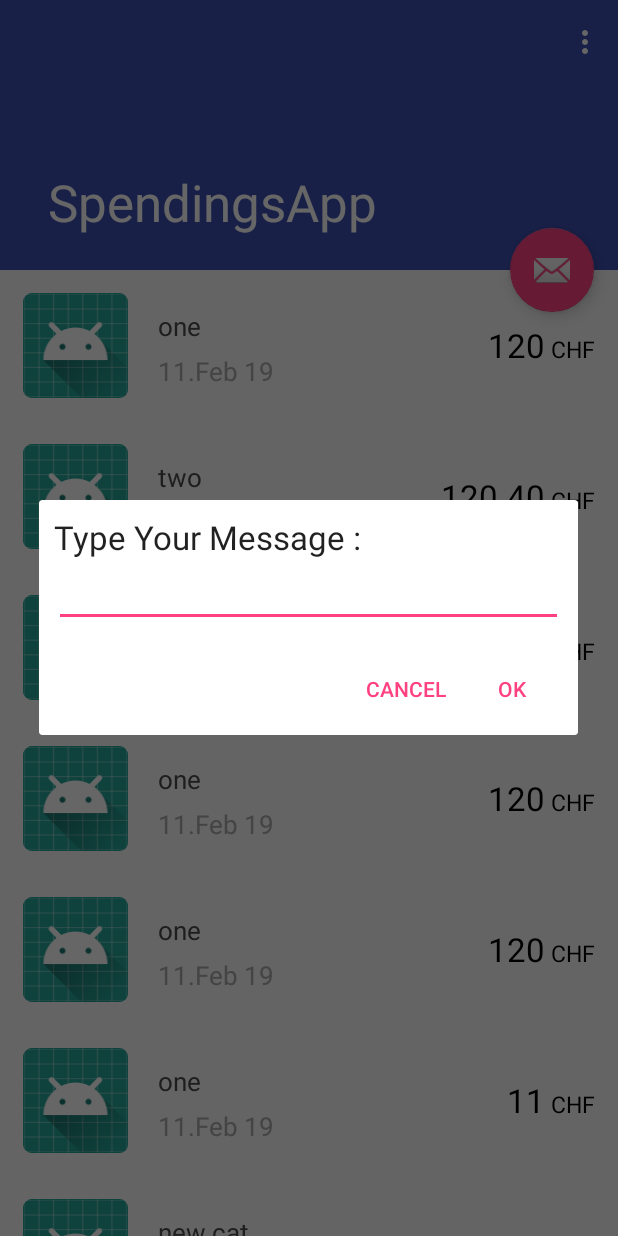
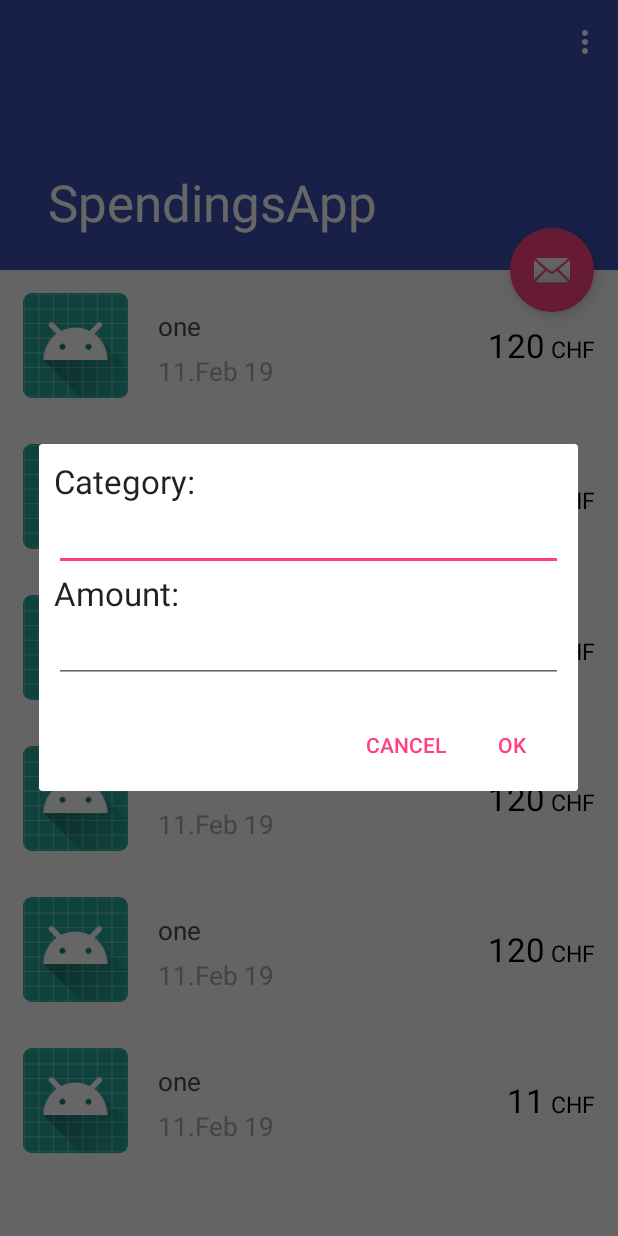
Before and after one commit to cyrilwelschen/SpendingsApp, an Android app: the screen it shows after launch (ScrollingActivity), after a tap on an icon or button, on a phone screen of 412 x 824 dp. Run offline under Robolectric (Android 15) with nearby library versions, the phone set to English and light mode, and no system bars.

Commit message:
dialog box version one ready: category and amount can be specified. Date is displayed automatically.

```diff
--- a/app/src/main/java/com/example/cyrilwelschen/spendingsapp/ScrollingActivity.java
+++ b/app/src/main/java/com/example/cyrilwelschen/spendingsapp/ScrollingActivity.java
@@ -1,9 +1,10 @@
 package com.example.cyrilwelschen.spendingsapp;
 
 import android.content.DialogInterface;
+import android.icu.text.SimpleDateFormat;
+import android.icu.util.Calendar;
 import android.os.Bundle;
 import android.support.design.widget.FloatingActionButton;
-import android.support.design.widget.Snackbar;
 import android.support.v7.app.AlertDialog;
 import android.support.v7.app.AppCompatActivity;
 import android.support.v7.widget.LinearLayoutManager;
@@ -13,7 +14,6 @@ import android.view.LayoutInflater;
 import android.view.View;
 import android.view.Menu;
 import android.view.MenuItem;
-import android.widget.Button;
 import android.widget.EditText;
 
 import java.util.ArrayList;
@@ -37,15 +37,7 @@ public class ScrollingActivity extends AppCompatActivity {
         fab.setOnClickListener(new View.OnClickListener() {
             @Override
             public void onClick(View view) {
-                itemCategories.add("new cat");
-                itemCreationDates.add("15.Jan 19");
-                itemSpendingAmount.add("1010.11");
-
                 askUserInput();
-                itemCategories.add("who");
-                itemCreationDates.add("15.Jan 19");
-                itemSpendingAmount.add("111.11");
-                initRecyclerView();
             }
         });
     }
@@ -58,7 +50,8 @@ public class ScrollingActivity extends AppCompatActivity {
         AlertDialog.Builder alertDialogBuilder = new AlertDialog.Builder(this);
         alertDialogBuilder.setView(dialogView);
 
-        final EditText userInput = dialogView.findViewById(R.id.editTextDialogUserInput);
+        final EditText userInputCategory = dialogView.findViewById(R.id.category_user_input);
+        final EditText userInputAmount = dialogView.findViewById(R.id.amount_user_input);
 
         // set dialog message
         alertDialogBuilder
@@ -66,9 +59,10 @@ public class ScrollingActivity extends AppCompatActivity {
                 .setPositiveButton("OK",
                         new DialogInterface.OnClickListener() {
                             public void onClick(DialogInterface dialog,int id) {
-                                itemCategories.add(userInput.getText().toString());
-                                itemCreationDates.add("11.Feb 19");
-                                itemSpendingAmount.add("120");
+                                itemCategories.add(userInputCategory.getText().toString());
+                                itemSpendingAmount.add(userInputAmount.getText().toString());
+                                String dateStamp = currentDateDisplay();
+                                itemCreationDates.add(dateStamp);
                                 initRecyclerView();
                             }
                         })
@@ -81,6 +75,12 @@ public class ScrollingActivity extends AppCompatActivity {
 
         AlertDialog alertDialog = alertDialogBuilder.create();
         alertDialog.show();
+    }
+
+    public String currentDateDisplay(){
+        Calendar calendar = Calendar.getInstance();
+        SimpleDateFormat dateFormat = new SimpleDateFormat("dd. MMM, HH:mm");
+        return dateFormat.format(calendar.getTime());
     }
 
     public void initMyList() {
--- a/app/src/main/res/layout/input_dialog.xml
+++ b/app/src/main/res/layout/input_dialog.xml
@@ -7,17 +7,29 @@
     android:padding="10dp" >
 
     <TextView
-        android:id="@+id/textView1"
+        android:id="@+id/category_input_label"
         android:layout_width="wrap_content"
         android:layout_height="wrap_content"
-        android:text="Type Your Message : "
+        android:text="@string/user_input_category_label"
         android:textAppearance="?android:attr/textAppearanceLarge" />
 
     <EditText
-        android:id="@+id/editTextDialogUserInput"
+        android:id="@+id/category_user_input"
         android:layout_width="match_parent"
         android:layout_height="wrap_content" >
-
         <requestFocus />
     </EditText>
+
+    <TextView
+        android:id="@+id/amount_input_label"
+        android:layout_width="wrap_content"
+        android:layout_height="wrap_content"
+        android:text="@string/user_input_amount_label"
+        android:textAppearance="?android:attr/textAppearanceLarge" />
+
+    <EditText
+        android:id="@+id/amount_user_input"
+        android:inputType="numberDecimal"
+        android:layout_width="match_parent"
+        android:layout_height="wrap_content" />
 </LinearLayout>
--- a/app/src/main/res/values/strings.xml
+++ b/app/src/main/res/values/strings.xml
@@ -93,4 +93,6 @@
     <string name="dummy_category_text">Test text</string>
     <string name="dummy_spending_date">11. Jan 19</string>
     <string name="dummy_spending_amount">100.10</string>
+    <string name="user_input_category_label">Category:</string>
+    <string name="user_input_amount_label">Amount:</string>
 </resources>
```
